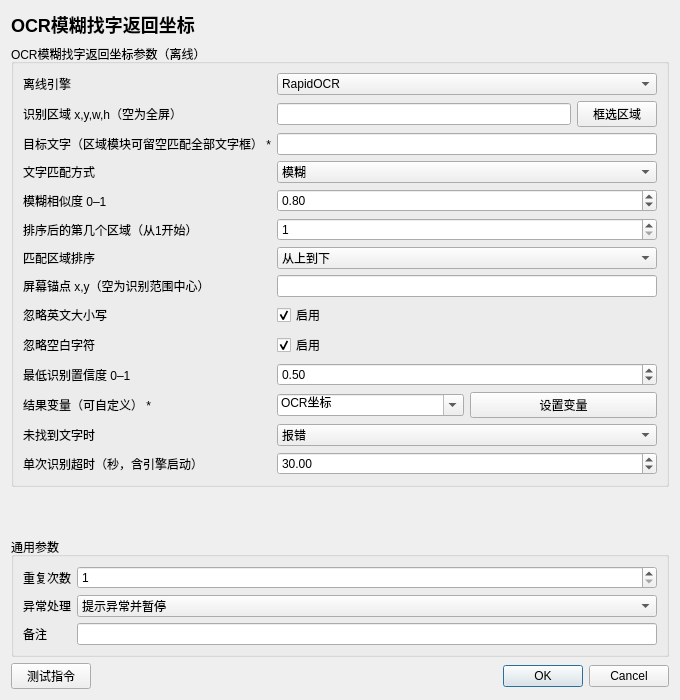
Qt form instructions/本地OCR/OCR模糊找字返回坐标/OCR模糊找字返回坐标.ui (714248411/AnClicker) before a commit.
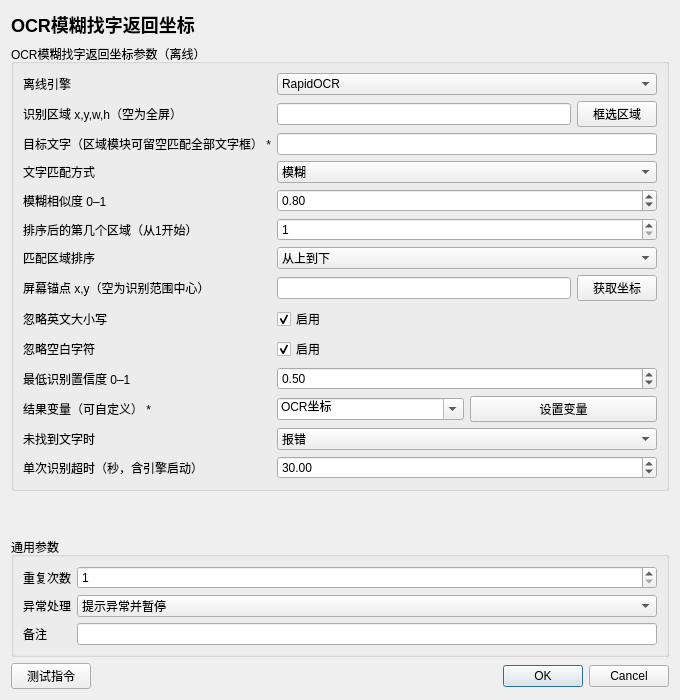
The same form after that commit.

```diff
--- a/instructions/本地OCR/OCR模糊找字返回坐标/OCR模糊找字返回坐标.ui
+++ b/instructions/本地OCR/OCR模糊找字返回坐标/OCR模糊找字返回坐标.ui
@@ -346,6 +346,13 @@
                       </property>
                     </widget>
                   </item>
+                  <item>
+                    <widget class="QPushButton" name="auxiliary_7">
+                      <property name="text">
+                        <string>获取坐标</string>
+                      </property>
+                    </widget>
+                  </item>
                 </layout>
               </widget>
             </item>
```
